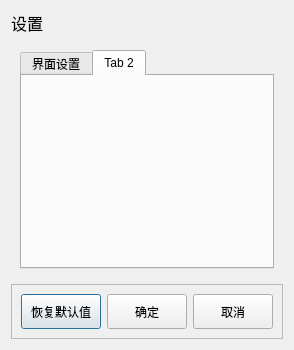
Pbw000/stm32car, file Remote_Controller/config_dialog.ui: the form before one commit.
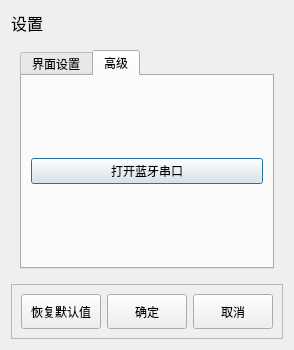
The form after the commit. The open tabs and pages were chosen to show the change. Icons and pictures are not drawn.

What changed in the file:
```diff
--- a/Remote_Controller/config_dialog.ui
+++ b/Remote_Controller/config_dialog.ui
@@ -118,8 +118,17 @@
         </widget>
         <widget class="QWidget" name="tab_2">
          <attribute name="title">
-          <string>Tab 2</string>
+          <string>高级</string>
          </attribute>
+         <layout class="QVBoxLayout" name="verticalLayout_4">
+          <item>
+           <widget class="QPushButton" name="open_bluetooth_serial">
+            <property name="text">
+             <string>打开蓝牙串口</string>
+            </property>
+           </widget>
+          </item>
+         </layout>
         </widget>
        </widget>
       </item>
```
Left out of the diff: 4 changed lines with no effect on the pictures.
